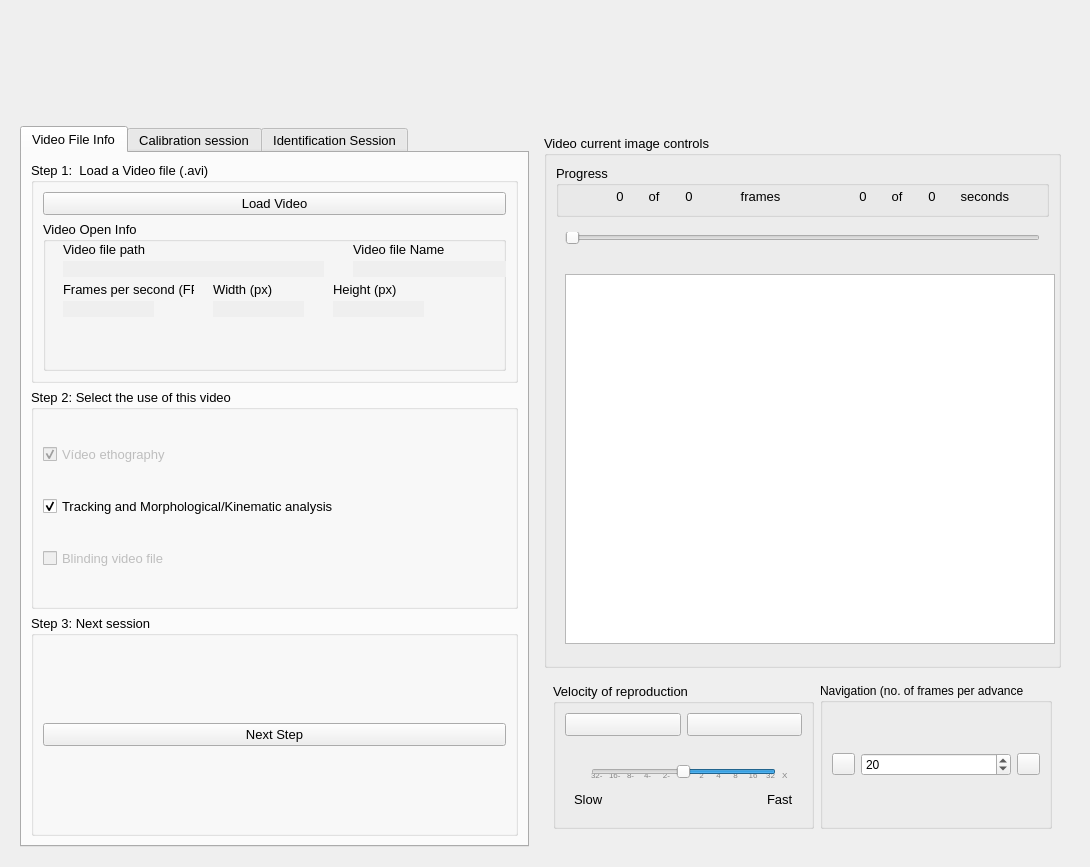
Above: src/telacadastrofilme.ui from EthoWatcher/ethowatcher before the change. Below: the same form after it.
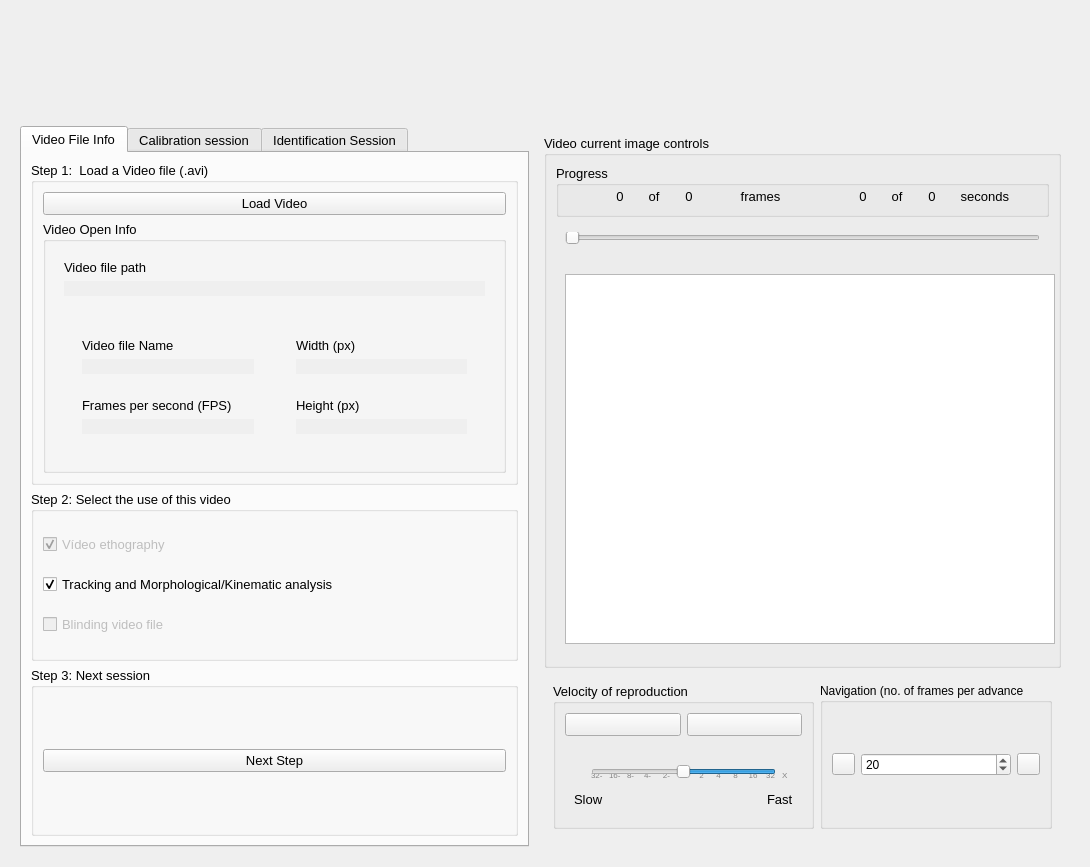
That is the form after the change. Icons and pictures are not drawn.

Commit message: adicionei o tutor na tela de cadastro de filme

What changed in the file:
```diff
--- a/src/telacadastrofilme.ui
+++ b/src/telacadastrofilme.ui
@@ -84,86 +84,71 @@
                <property name="title">
                 <string>Video Open Info</string>
                </property>
-               <widget class="QLabel" name="lblNomeVideo">
-                <property name="geometry">
-                 <rect>
-                  <x>310</x>
-                  <y>40</y>
-                  <width>171</width>
-                  <height>16</height>
-                 </rect>
-                </property>
-                <property name="autoFillBackground">
-                 <bool>true</bool>
-                </property>
-                <property name="text">
-                 <string/>
-                </property>
-               </widget>
-               <widget class="QLabel" name="label_12">
-                <property name="geometry">
-                 <rect>
-                  <x>310</x>
-                  <y>20</y>
-                  <width>101</width>
-                  <height>16</height>
-                 </rect>
-                </property>
-                <property name="text">
-                 <string>Video file Name</string>
-                </property>
-               </widget>
-               <widget class="QLabel" name="lblCaminho">
-                <property name="geometry">
-                 <rect>
-                  <x>20</x>
-                  <y>40</y>
-                  <width>261</width>
-                  <height>16</height>
-                 </rect>
-                </property>
-                <property name="autoFillBackground">
-                 <bool>true</bool>
-                </property>
-                <property name="text">
-                 <string/>
-                </property>
-               </widget>
+               <layout class="QVBoxLayout" name="verticalLayout_37">
+                <item>
+                 <widget class="QWidget" name="widget_24" native="true">
+                  <layout class="QVBoxLayout" name="verticalLayout_33">
+                   <item>
                <widget class="QLabel" name="label_13">
-                <property name="geometry">
-                 <rect>
-                  <x>20</x>
-                  <y>20</y>
-                  <width>101</width>
-                  <height>16</height>
-                 </rect>
-                </property>
                 <property name="text">
                  <string>Video file path</string>
                 </property>
                </widget>
+                   </item>
+                   <item>
+                    <widget class="QLabel" name="lblCaminho">
+                     <property name="autoFillBackground">
+                      <bool>true</bool>
+                     </property>
+                     <property name="text">
+                      <string/>
+                     </property>
+                    </widget>
+                   </item>
+                  </layout>
+                 </widget>
+                </item>
+                <item>
+                 <widget class="QWidget" name="widget_28" native="true">
+                  <layout class="QHBoxLayout" name="horizontalLayout_37">
+                   <item>
+                    <widget class="QWidget" name="widget_26" native="true">
+                     <layout class="QVBoxLayout" name="verticalLayout_35">
+                      <item>
+                       <widget class="QWidget" name="widget_25" native="true">
+                        <layout class="QVBoxLayout" name="verticalLayout_34">
+                         <item>
+                          <widget class="QLabel" name="label_12">
+                           <property name="text">
+                            <string>Video file Name</string>
+                           </property>
+                          </widget>
+                         </item>
+                         <item>
+                          <widget class="QLabel" name="lblNomeVideo">
+                           <property name="autoFillBackground">
+                            <bool>true</bool>
+                           </property>
+                           <property name="text">
+                            <string/>
+                           </property>
+                          </widget>
+                         </item>
+                        </layout>
+                       </widget>
+                      </item>
+                      <item>
+                       <widget class="QWidget" name="widget_21" native="true">
+                        <layout class="QVBoxLayout" name="verticalLayout_30">
+                         <item>
                <widget class="QLabel" name="label_14">
-                <property name="geometry">
-                 <rect>
-                  <x>20</x>
-                  <y>60</y>
-                  <width>131</width>
-                  <height>16</height>
-                 </rect>
-                </property>
                 <property name="text">
                  <string>Frames per second (FPS)</string>
                 </property>
                </widget>
+                         </item>
+                         <item>
                <widget class="QLabel" name="lblFps">
-                <property name="geometry">
-                 <rect>
-                  <x>20</x>
-                  <y>80</y>
-                  <width>91</width>
-                  <height>16</height>
-                 </rect>
-                </property>
                 <property name="autoFillBackground">
                  <bool>true</bool>
                 </property>
@@ -171,44 +156,28 @@
                  <string/>
                 </property>
                </widget>
-               <widget class="QLabel" name="lblWidth">
-                <property name="geometry">
-                 <rect>
-                  <x>170</x>
-                  <y>80</y>
-                  <width>91</width>
-                  <height>16</height>
-                 </rect>
-                </property>
-                <property name="autoFillBackground">
-                 <bool>true</bool>
-                </property>
-                <property name="text">
-                 <string/>
-                </property>
-               </widget>
+                         </item>
+                        </layout>
+                       </widget>
+                      </item>
+                     </layout>
+                    </widget>
+                   </item>
+                   <item>
+                    <widget class="QWidget" name="widget_27" native="true">
+                     <layout class="QVBoxLayout" name="verticalLayout_36">
+                      <item>
+                       <widget class="QWidget" name="widget_22" native="true">
+                        <layout class="QVBoxLayout" name="verticalLayout_31">
+                         <item>
                <widget class="QLabel" name="label_15">
-                <property name="geometry">
-                 <rect>
-                  <x>170</x>
-                  <y>60</y>
-                  <width>101</width>
-                  <height>16</height>
-                 </rect>
-                </property>
                 <property name="text">
                  <string>Width (px)</string>
                 </property>
                </widget>
-               <widget class="QLabel" name="lblHeight">
-                <property name="geometry">
-                 <rect>
-                  <x>290</x>
-                  <y>80</y>
-                  <width>91</width>
-                  <height>16</height>
-                 </rect>
-                </property>
+                         </item>
+                         <item>
+                          <widget class="QLabel" name="lblWidth">
                 <property name="autoFillBackground">
                  <bool>true</bool>
                 </property>
@@ -216,19 +185,43 @@
                  <string/>
                 </property>
                </widget>
+                         </item>
+                        </layout>
+                       </widget>
+                      </item>
+                      <item>
+                       <widget class="QWidget" name="widget_23" native="true">
+                        <layout class="QVBoxLayout" name="verticalLayout_32">
+                         <item>
                <widget class="QLabel" name="label_16">
-                <property name="geometry">
-                 <rect>
-                  <x>290</x>
-                  <y>60</y>
-                  <width>101</width>
-                  <height>16</height>
-                 </rect>
-                </property>
                 <property name="text">
                  <string>Height (px)</string>
                 </property>
                </widget>
+                         </item>
+                         <item>
+                          <widget class="QLabel" name="lblHeight">
+                           <property name="autoFillBackground">
+                            <bool>true</bool>
+                           </property>
+                           <property name="text">
+                            <string/>
+                           </property>
+                          </widget>
+                         </item>
+                        </layout>
+                       </widget>
+                      </item>
+                     </layout>
+                     <zorder>widget_23</zorder>
+                     <zorder>widget_22</zorder>
+                     <zorder>widget_22</zorder>
+                    </widget>
+                   </item>
+                  </layout>
+                 </widget>
+                </item>
+               </layout>
               </widget>
              </item>
             </layout>
```
Left out of the diff: 2 changed lines with no effect on the pictures. Lines whose indentation alone changed are shown as unchanged. The commit also changes 1 other file.
